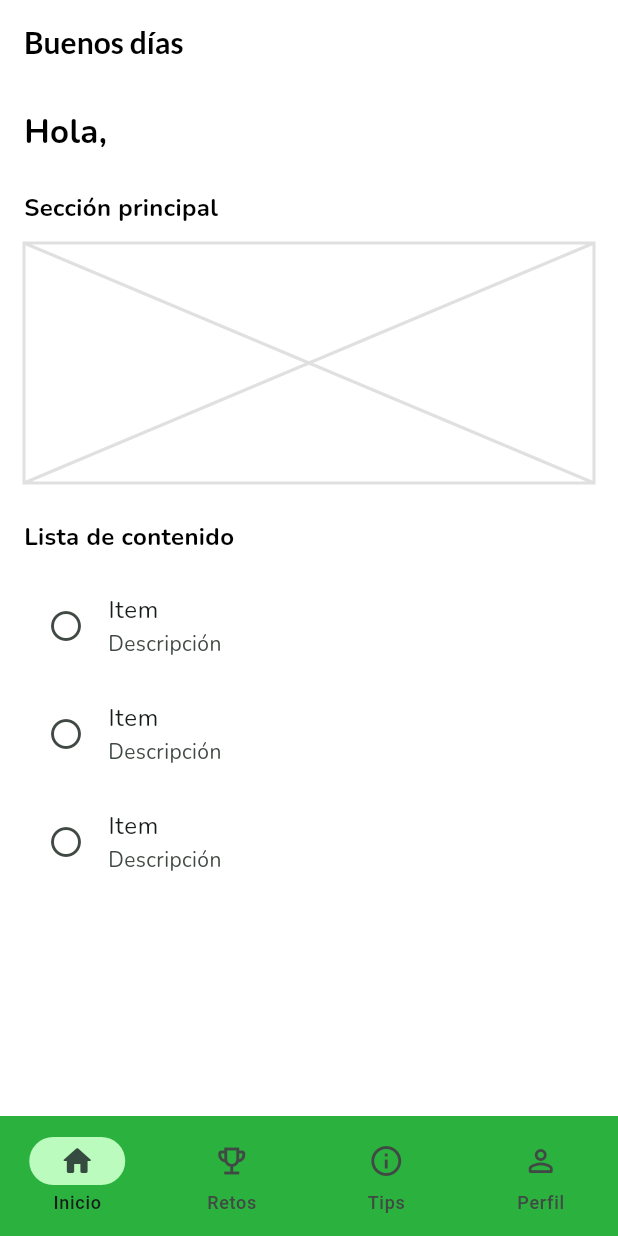
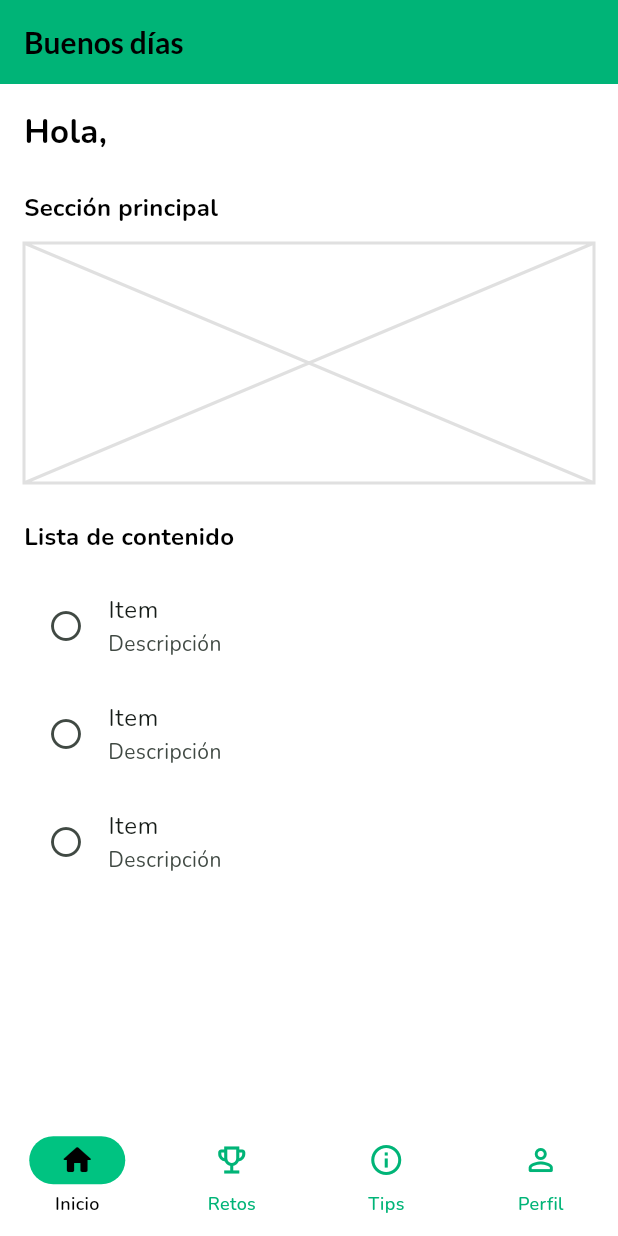
Before and after one commit to RoverwuWa1/hella-prueba, a Flutter app: the screen it shows once a user with an empty profile is signed in, on a phone screen of 412 x 824 dp. Run offline on Flutter 3.47's test engine with Material 3 defaults, Android fonts, the phone set to English and light mode, and no system bars; our stand-ins replace cloud_firestore, firebase_auth, firebase_core, google_fonts, google_sign_in; accounts and stored records are empty.

Commit message:
Estilos generales para appbar y bottomnavigationbar aplicados

```diff
--- a/lib/core/teams/app_themes.dart
+++ b/lib/core/teams/app_themes.dart
@@ -69,7 +69,7 @@ class AppTheme {
     //  Solo definan el title: en cada pantalla.
     // =============================================================
     appBarTheme: AppBarTheme(
-      backgroundColor: AppColors.background, //  Fondo del AppBar
+      backgroundColor: AppColors.primary, //  Fondo del AppBar
       foregroundColor: AppColors.textPrimary, //  Color del texto e íconos
       elevation: 0,
       titleTextStyle: GoogleFonts.lato(
@@ -85,6 +85,33 @@ class AppTheme {
     navigationBarTheme: NavigationBarThemeData(
       backgroundColor: AppColors.surface,    //  Fondo de la barra
       indicatorColor: AppColors.primaryLight, //  Fondo del tab activo
+      // Define el estilo de los íconos según su estado (seleccionado/no)
+      iconTheme: MaterialStateProperty.resolveWith((states) {
+        if (states.contains(MaterialState.selected)) {
+          // Color del ícono CUANDO ESTÁ SELECCIONADO
+          return const IconThemeData(color: AppColors.textPrimary);
+        }
+        // Color del ícono CUANDO NO ESTÁ SELECCIONADO
+        return const IconThemeData(color: AppColors.primary);
+      }),
+
+      // Define el estilo del texto según su estado (seleccionado/no)
+      labelTextStyle: MaterialStateProperty.resolveWith((states) {
+        if (states.contains(MaterialState.selected)) {
+          // Estilo del texto CUANDO ESTÁ SELECCIONADO
+          return const TextStyle(
+            fontSize: 12,
+            fontWeight: FontWeight.w600,
+            color: AppColors.textPrimary,
+          );
+        }
+        // Estilo del texto CUANDO NO ESTÁ SELECCIONADO
+        return const TextStyle(
+          fontSize: 12,
+          fontWeight: FontWeight.w500,
+          color: AppColors.primary,
+        );
+      }),
     ),
 
     // =============================================================
--- a/lib/core/widgets/bottom_navigation_bar.dart
+++ b/lib/core/widgets/bottom_navigation_bar.dart
@@ -27,8 +27,6 @@ class _MainScreenState extends State<MainScreen> {
     return Scaffold(
       body: _screens[_currentIndex],
       bottomNavigationBar: NavigationBar(
-        backgroundColor: const Color.fromARGB(255, 42, 177, 62),      //  Color de fondo de la barra
-        indicatorColor: const Color.fromARGB(255, 187, 251, 189),   //  Color del indicador del tab activo
         selectedIndex: _currentIndex,
         onDestinationSelected: (index) {
           setState(() => _currentIndex = index);
--- a/lib/features/challenges/view/challenges_screen.dart
+++ b/lib/features/challenges/view/challenges_screen.dart
@@ -16,9 +16,6 @@ class ChallengesScreen extends StatelessWidget {
       // ============================================================
       appBar: AppBar(
         title: const Text('Retos'),    //  Cambien el título
-        backgroundColor: Colors.white, //  Color del AppBar
-        foregroundColor: Colors.black, //  Color del texto e íconos
-        elevation: 0,
       ),
 
       body: SingleChildScrollView(  //  NO TOCAR — evita el overflow
--- a/lib/features/challenges/view/home_screen.dart
+++ b/lib/features/challenges/view/home_screen.dart
@@ -25,9 +25,6 @@ class HomeScreen extends StatelessWidget {
       // ============================================================
       appBar: AppBar(
         title: Text(_getGreeting()),  //  NO TOCAR — saludo dinámico
-        backgroundColor: Colors.white, //  Color del AppBar
-        foregroundColor: Colors.black, //  Color del texto e íconos
-        elevation: 0,                  //  Sombra (0 = sin sombra)
       ),
 
       body: Padding(
--- a/lib/features/perfil/view/perfil_screen.dart
+++ b/lib/features/perfil/view/perfil_screen.dart
@@ -23,6 +23,10 @@ class PerfilScreen extends StatelessWidget {
     return Scaffold(
       //  DISEÑO: Color de fondo
       backgroundColor: const Color(0xFFF8F9FA),
+
+      appBar: AppBar(
+        title: const Text('Perfil de usuario'),    //  Cambien el título
+      ),
 
       body: SafeArea(
         child: SingleChildScrollView(
--- a/lib/features/tips/view/tips_screen.dart
+++ b/lib/features/tips/view/tips_screen.dart
@@ -16,9 +16,6 @@ class TipsScreen extends StatelessWidget {
       // ============================================================
       appBar: AppBar(
         title: const Text('Tips'),     //  Cambien el título
-        backgroundColor: Colors.white, // Color del AppBar
-        foregroundColor: Colors.black, //  Color del texto e íconos
-        elevation: 0,
       ),
 
       body: Padding(
```
